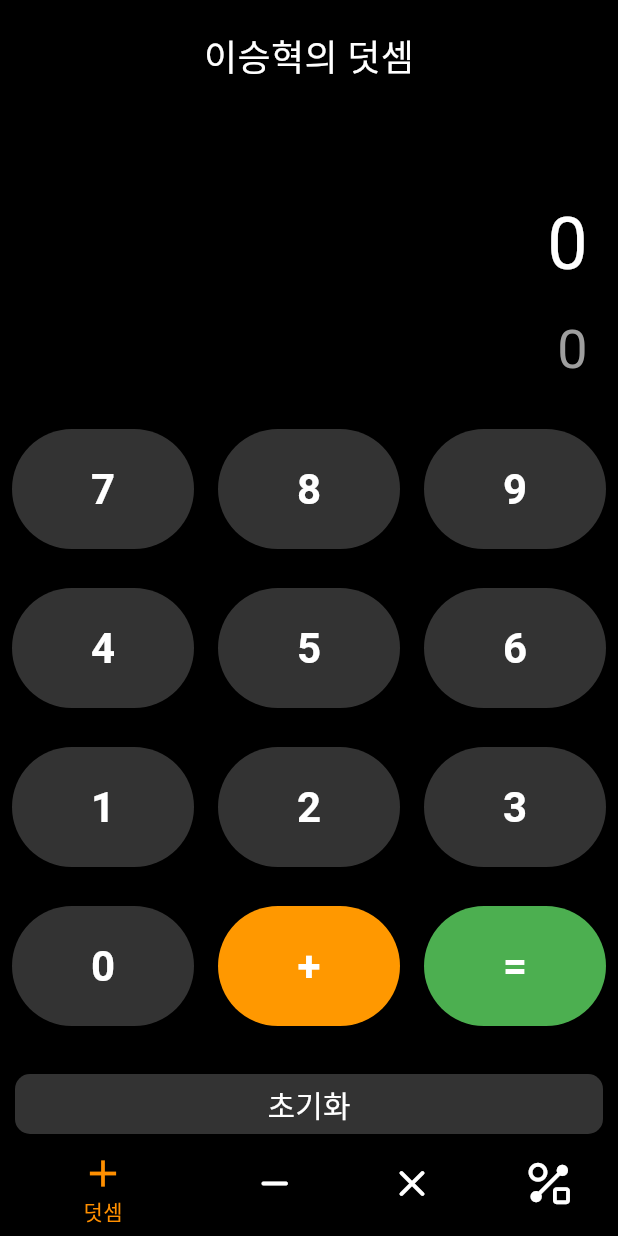
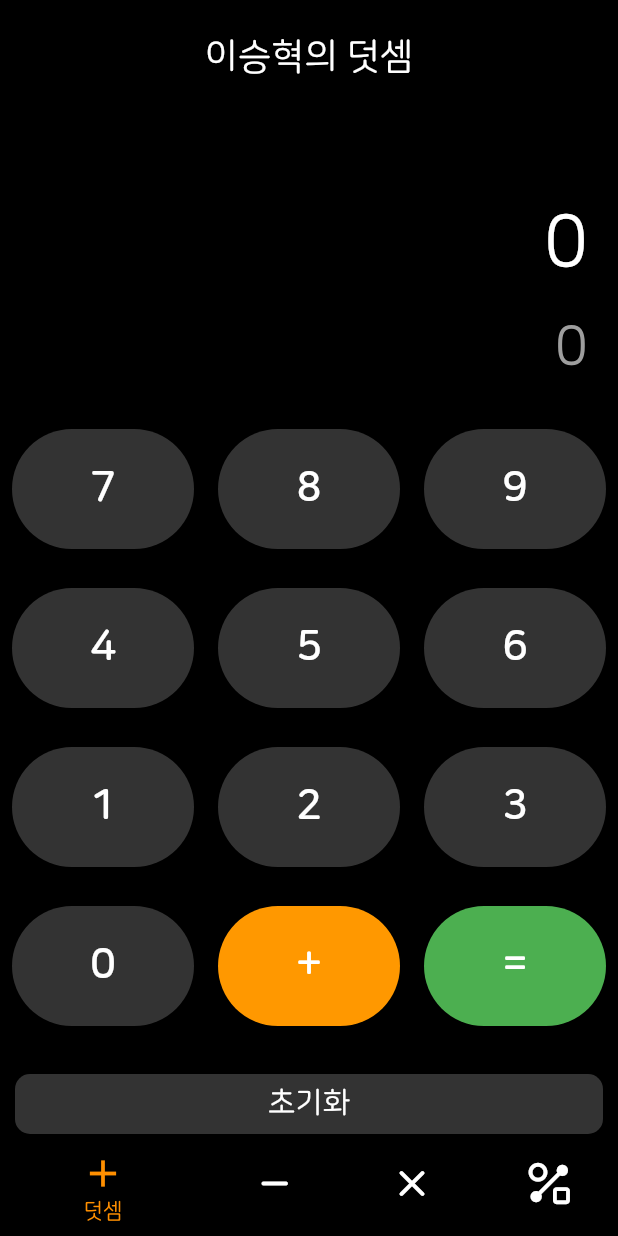
Before and after one commit to FlutterCalculat/Flutter, a Flutter app: the screen it shows after launch, on a phone screen of 412 x 824 dp. Run offline on Flutter 3.47's test engine with Material 3 defaults, Android fonts, the phone set to English and light mode, and no system bars; our stand-ins replace get_it.

Commit message:
change default font

```diff
--- a/lib/main.dart
+++ b/lib/main.dart
@@ -39,6 +39,9 @@ class MyApp extends StatelessWidget {
   @override
   Widget build(BuildContext context) {
     return MaterialApp(
+      theme: ThemeData(
+        fontFamily: 'NanumSquareRound',
+      ),
       home: getIt<SplashScreen>(),
       debugShowCheckedModeBanner: false,
     );
```
